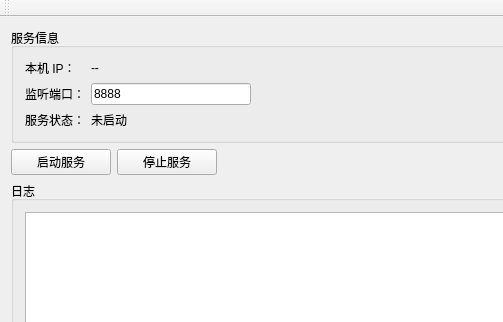
Qt form Qt_Remote/Qt_Remote.ui (91xrz/Qt_Remote) before a commit; both pictures show x 0 to 503 and y 0 to 322 of the 640 by 480 pixel window.
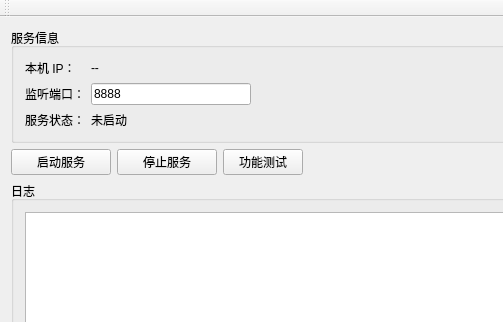
The same form after that commit.

Commit message: 增加业务模块类，完成磁盘驱动查询迁移，增加测试按钮，打印到日志

Patch:
```diff
--- a/Qt_Remote/Qt_Remote.ui
+++ b/Qt_Remote/Qt_Remote.ui
@@ -100,6 +100,13 @@
         </property>
        </widget>
       </item>
+      <item>
+       <widget class="QPushButton" name="btnTest">
+        <property name="text">
+         <string>功能测试</string>
+        </property>
+       </widget>
+      </item>
       <item>
        <spacer name="horizontalSpacerActions">
         <property name="orientation">
```
Left out of the diff: 2 changed lines with no effect on the pictures. The commit also changes 10 other files.
